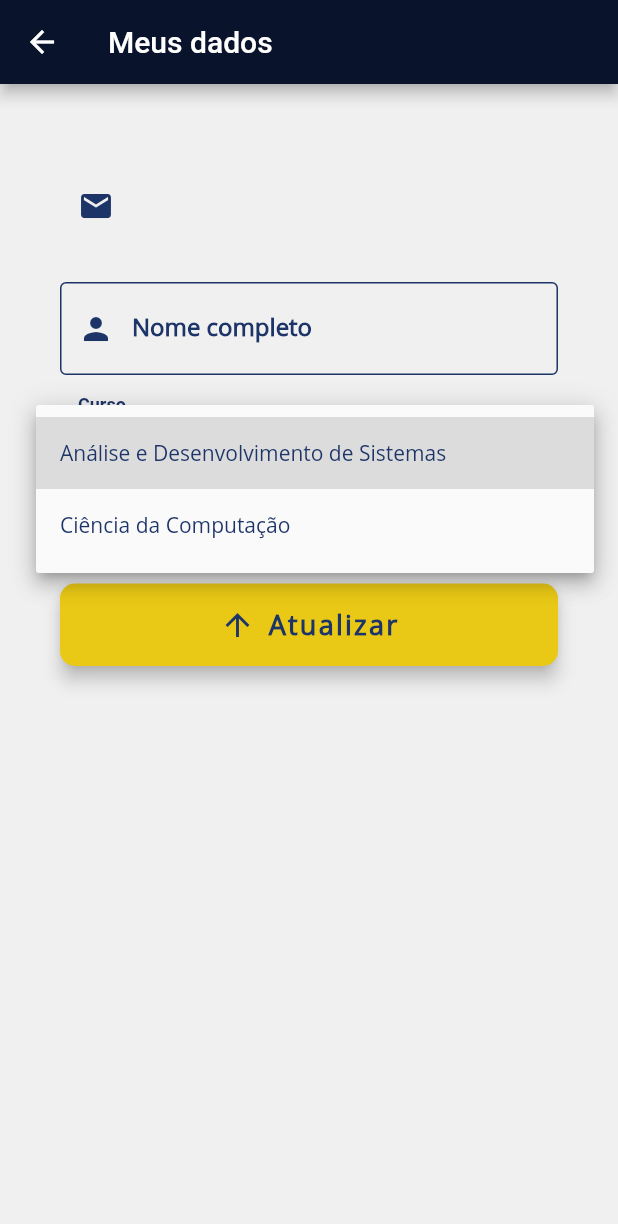
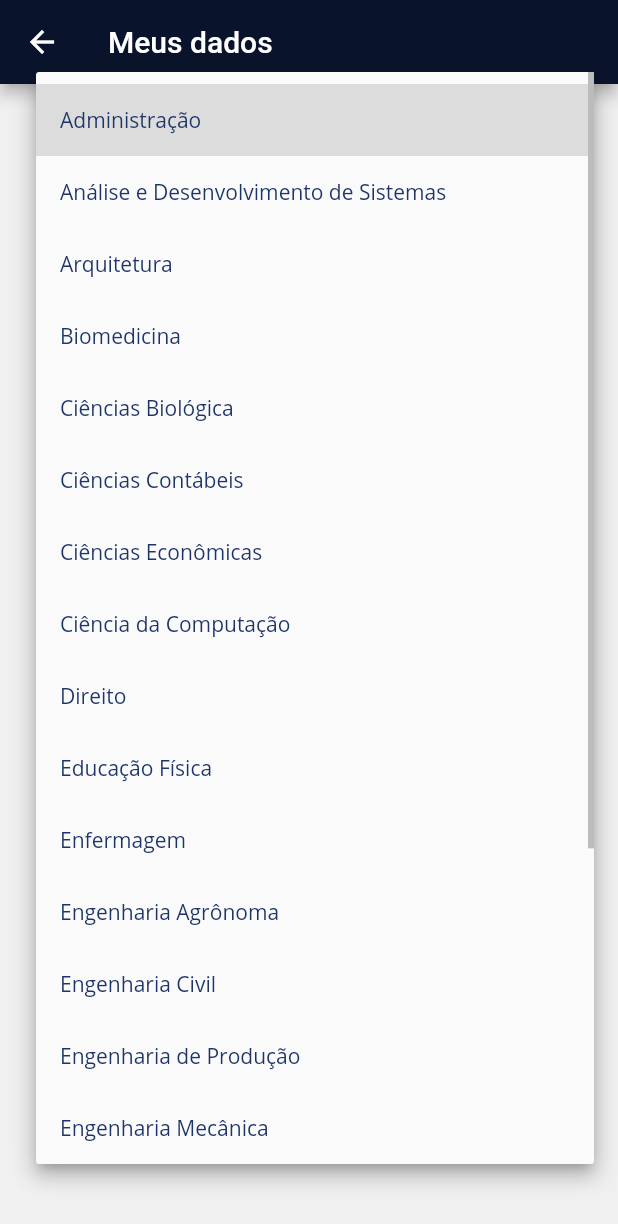
Before and after one commit to hamiltontborges/mobile_app_open, a Flutter app: the EditProfile screen opened directly, after a tap on "Selecione o curso", on a phone screen of 412 x 824 dp. Shown: the top 1224 px of the screen. Run offline on Flutter 3.47's test engine with Material 2 defaults, Android fonts, the phone set to English and light mode, and no system bars; our stand-ins replace cloud_firestore, email_validator, firebase_auth, firebase_core, google_sign_in, youtube_player_flutter; accounts and stored records are empty; network calls fail.

Commit message:
cadastro usuário

```diff
--- a/lib/screens/profile_edit.dart
+++ b/lib/screens/profile_edit.dart
@@ -1,10 +1,10 @@
+import 'package:cloud_firestore/cloud_firestore.dart';
 import 'package:firebase_auth/firebase_auth.dart';
 import 'package:flutter/material.dart';
 import 'package:flutter/services.dart';
-import 'package:mobile_app_open/utils/validators.dart';
-import 'package:provider/provider.dart';
+import 'package:mobile_app_open/models/user.dart';
+import 'package:mobile_app_open/utils/courses.dart';
 
-import 'package:mobile_app_open/services/auth_service.dart';
 import 'package:mobile_app_open/utils/constants.dart';
 import 'package:mobile_app_open/utils/form_variables.dart';
 
@@ -38,7 +38,7 @@ class _EditProfileState extends State<EditProfile> {
     );
   }
 
-  Widget _buildName() {
+  Widget _buildName({name}) {
     return TextFormField(
       controller: name,
       keyboardType: TextInputType.emailAddress,
@@ -57,29 +57,9 @@ class _EditProfileState extends State<EditProfile> {
     );
   }
 
-  Widget _buildCurso() {
-    return TextFormField(
-      controller: name,
-      keyboardType: TextInputType.emailAddress,
-      style: kTextStyleBlue,
-      cursorColor: kColorBlue,
-      decoration: inputDecorationBlue(Icons.person, "Nome completo",
-          hintText: "Digite seu nome completo"),
-      validator: (value) {
-        if (value!.isEmpty) {
-          return 'Informe o curso';
-        } else if (value.length < 6) {
-          return 'Seu nome deve ter no mínimo 10 caracteres';
-        }
-        return null;
-      },
-    );
-  }
-
   Widget _buildDropCourses() {
     return DropdownButtonFormField(
       style: kTextStyleBlue,
-
       decoration: InputDecoration(
         focusedBorder: kBorderBlue,
         enabledBorder: kBorderBlue,
@@ -104,8 +84,7 @@ class _EditProfileState extends State<EditProfile> {
           return null;
         }
       },
-      items: ["Análise e Desenvolvimento de Sistemas", "Ciência da Computação"]
-          .map<DropdownMenuItem<String>>((String value) {
+      items: courses.map<DropdownMenuItem<String>>((String value) {
         return DropdownMenuItem(value: value, child: Text(value));
       }).toList(),
     );
@@ -159,8 +138,6 @@ class _EditProfileState extends State<EditProfile> {
                         SizedBox(height: 10.0),
                         _buildEmailForm(),
                         SizedBox(height: 20.0),
-                        _buildName(),
-                        SizedBox(height: 20.0),
                         _buildDropCourses(),
                         SizedBox(height: 20.0),
                         SizedBox(height: 10.0),
--- /dev/null
+++ b/lib/utils/courses.dart
@@ -0,0 +1,23 @@
+const courses = [
+  'Administração',
+  'Análise e Desenvolvimento de Sistemas',
+  'Arquitetura',
+  'Biomedicina',
+  'Ciências Biológica',
+  'Ciências Contábeis',
+  'Ciências Econômicas',
+  'Ciência da Computação',
+  'Direito',
+  'Educação Física',
+  'Enfermagem',
+  'Engenharia Agrônoma',
+  'Engenharia Civil',
+  'Engenharia de Produção',
+  'Engenharia Mecânica',
+  'Farmácia',
+  'Fisioterapia',
+  'Medicina Veterinária',
+  'Nutrição',
+  'Pedagogia',
+  'Psicologia',
+];
--- a/pubspec.yaml
+++ b/pubspec.yaml
@@ -45,6 +45,7 @@ dependencies:
   cloud_firestore: ^3.1.11
   youtube_player_flutter: ^8.0.0
   http: ^0.13.4
+  convert: ^3.0.1
 
 
 dev_dependencies:
```
Also changed, not shown: lib/models/user.dart (+4 -6 lines), pubspec.lock.
